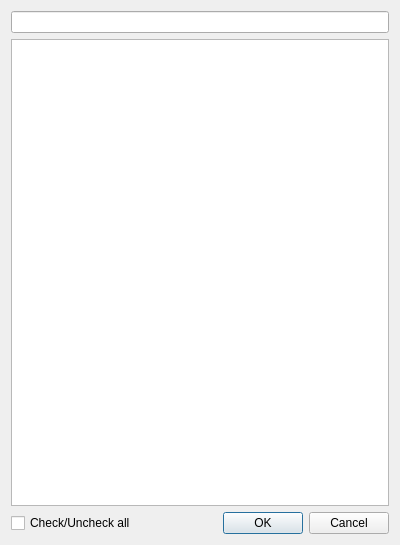
End1-1/Cafe5, file FrontDesk/c5filtervalues.ui: the form before one commit.
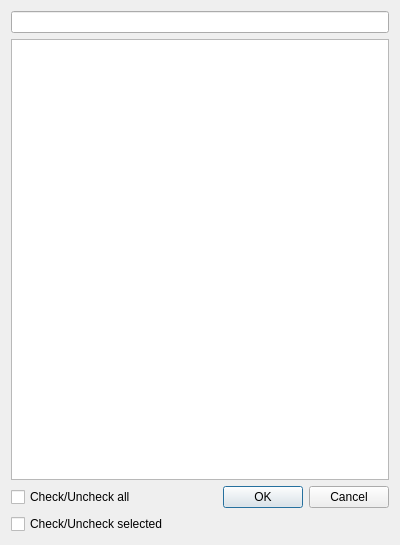
The form after the commit.

```diff
--- a/FrontDesk/c5filtervalues.ui
+++ b/FrontDesk/c5filtervalues.ui
@@ -19,6 +19,12 @@
    </item>
    <item>
     <widget class="QListWidget" name="lst">
+     <property name="styleSheet">
+      <string notr="true">QListWidget::item:selected
+{
+    background: rgb(128,128,255);
+}</string>
+     </property>
      <property name="editTriggers">
       <set>QAbstractItemView::NoEditTriggers</set>
      </property>
@@ -28,15 +34,15 @@
     </widget>
    </item>
    <item>
-    <layout class="QHBoxLayout" name="horizontalLayout">
-     <item>
+    <layout class="QGridLayout" name="gridLayout">
+     <item row="0" column="0">
       <widget class="QCheckBox" name="chAll">
        <property name="text">
         <string>Check/Uncheck all</string>
        </property>
       </widget>
      </item>
-     <item>
+     <item row="0" column="1">
       <widget class="QDialogButtonBox" name="buttonBox">
        <property name="orientation">
         <enum>Qt::Horizontal</enum>
@@ -46,6 +52,13 @@
        </property>
       </widget>
      </item>
+     <item row="1" column="0">
+      <widget class="QCheckBox" name="chSelected">
+       <property name="text">
+        <string>Check/Uncheck selected</string>
+       </property>
+      </widget>
+     </item>
     </layout>
    </item>
   </layout>
```
